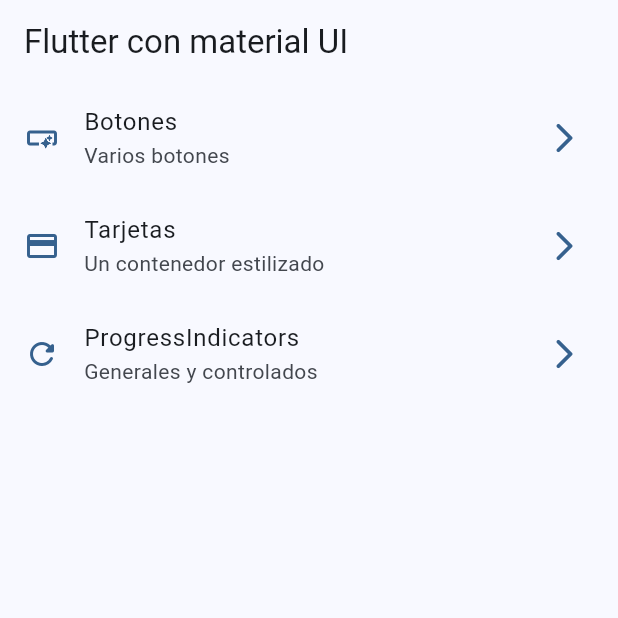
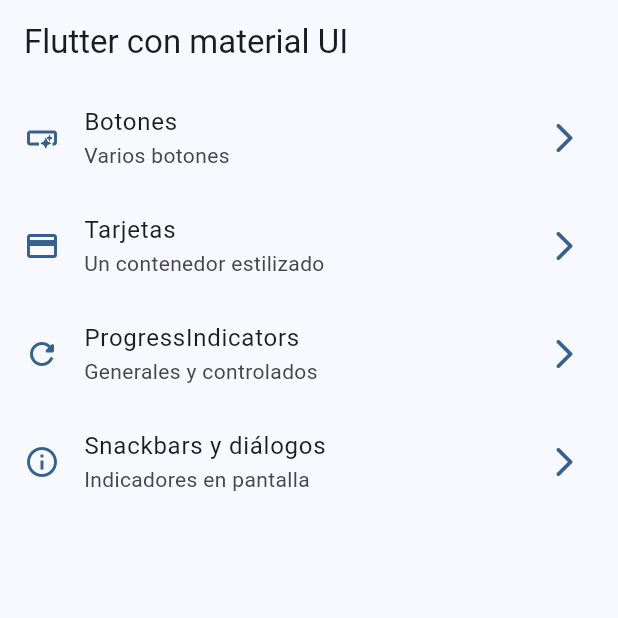
Before and after one commit to DuvanJM02/widgets_app, a Flutter app: the screen it shows after launch, on a phone screen of 412 x 824 dp, the top half of it. Run offline on Flutter 3.47's test engine with Material 3 defaults, Android fonts, the phone set to English and light mode, and no system bars; our stand-ins replace go_router.

Commit message:
Snackbars dialogs finished

```diff
--- a/lib/config/menu/menu_items.dart
+++ b/lib/config/menu/menu_items.dart
@@ -29,4 +29,9 @@ const appMenuItems = <MenuItems>[
       subTitle: 'Generales y controlados',
       link: '/progress',
       icon: Icons.refresh_rounded),
+  MenuItems(
+      title: 'Snackbars y diálogos',
+      subTitle: 'Indicadores en pantalla',
+      link: '/snackbars',
+      icon: Icons.info_outline),
 ];
--- a/lib/config/router/app_router.dart
+++ b/lib/config/router/app_router.dart
@@ -24,5 +24,10 @@ final appRouter = GoRouter(
       name: ProgressScreen.name,
       builder: (context, state) => const ProgressScreen(),
     ),
+    GoRoute(
+      path: '/snackbars',
+      name: SnackbarScreen.name,
+      builder: (context, state) => const SnackbarScreen(),
+    ),
   ],
 );
--- a/lib/main.dart
+++ b/lib/main.dart
@@ -12,6 +12,7 @@ class MainApp extends StatelessWidget {
   @override
   Widget build(BuildContext context) {
     return MaterialApp.router(
+      title: 'Flutter Widgets',
       routerConfig: appRouter,
       debugShowCheckedModeBanner: false,
       theme: AppTheme(selectedColor: 0).getTheme(),
```
Also changed, not shown: lib/presentation/screens/snackbar/snackbar_screen.dart (+59 -1 lines).
